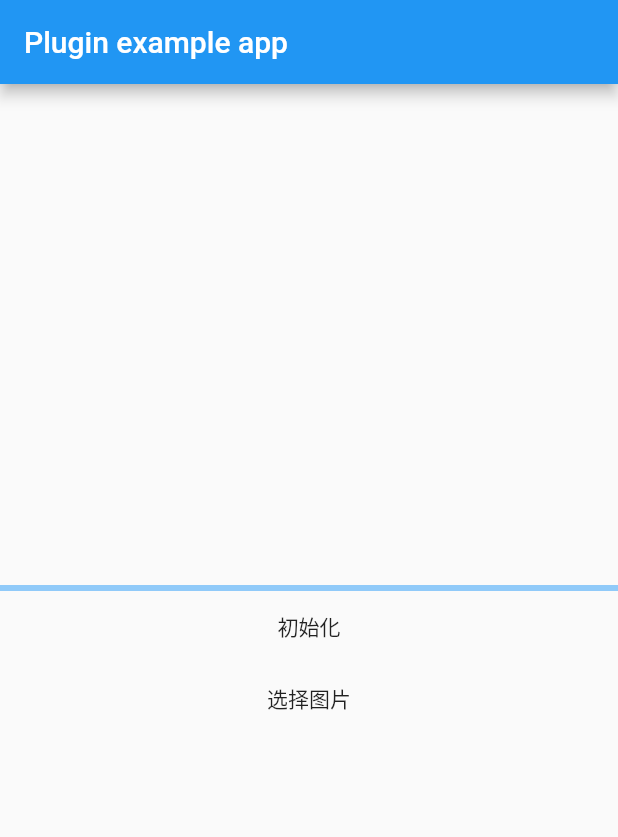
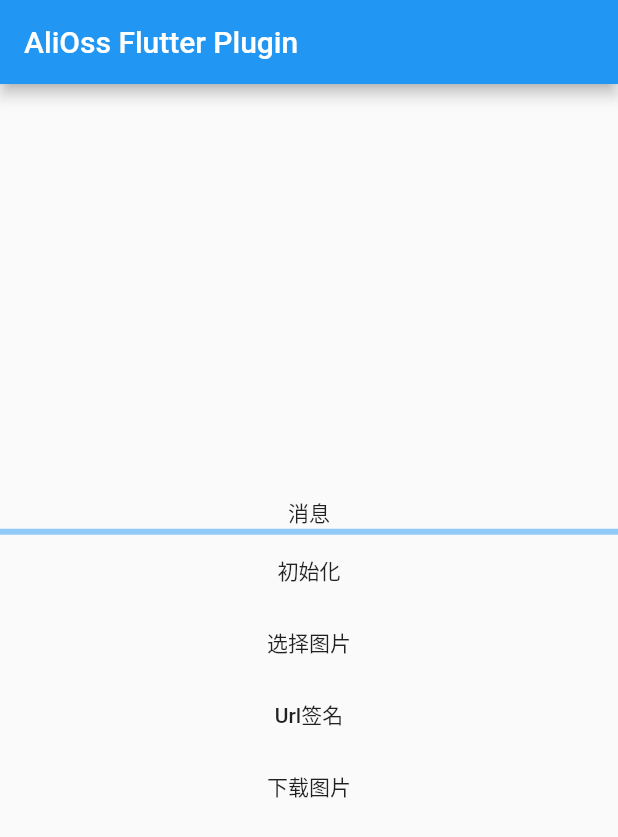
Before and after one commit to jlcool/aliossflutter, a Flutter app: the screen it shows after launch, on a phone screen of 412 x 824 dp. Shown: the top 837 px of the screen. Run offline on Flutter 3.47's test engine with Material 2 defaults, Android fonts, the phone set to English and light mode, and no system bars; our stand-ins replace image_picker.

```diff
--- a/example/lib/main.dart
+++ b/example/lib/main.dart
@@ -1,7 +1,9 @@
+import 'package:aliossflutter_example/config.dart';
 import 'package:flutter/material.dart';
-
-import 'package:aliossflutter/aliossflutter.dart' as alioss;
+import 'dart:io';
+import 'package:aliossflutter/aliossflutter.dart'   ;
 import 'package:image_picker/image_picker.dart';
+import 'package:path_provider/path_provider.dart';
 
 void main() => runApp(MyApp());
 
@@ -11,31 +13,75 @@ class MyApp extends StatefulWidget {
 }
 
 class _MyAppState extends State<MyApp> {
-
+  String _msg="消息";
   double _progress=0;
+  AliOSSFlutter alioss=AliOSSFlutter();
+  String _path="";
   @override
   void initState() {
     super.initState();
-    //初始化
+
     alioss.responseFromProgress.listen((data){
-//      print("_progress:"+data.currentSize.toString());
+      print("_progress:"+data.getProgress().toString());
       setState(() {
        _progress=data.getProgress();
       });
     });
+    alioss.responseFromInit.listen((data){
+      if(data) {
+        setState(() {
+          _msg="初始化成功";
+        });
+      }else{
+        _msg="初始化失败";
+      }
+    });
+    alioss.responseFromSign.listen((data){
+      if(data.success) {
+        setState(() {
+          _msg="url 签名 ："+data.url;
+        });
+      }else{
+        _msg="url 签名失败";
+      }
+    });
+    alioss.responseFromUpload.listen((data) {
+      if(data.success) {
+        setState(() {
+          _msg="上传成功 key:"+data.key;
+        });
+      }else{
+        _msg="上传失败";
+      }
+    });
+    alioss.responseFromDownload.listen((data) {
+      if(data.success) {
+        setState(() {
+          _path=data.path;
+          _msg="下载成功："+_path;
+        });
+      }else{
+        _msg="下载失败";
+      }
+    });
   }
   void _init() async{
-    alioss.init("sts url", "http://oss-cn-hangzhou.aliyuncs.com");
+    //初始化
+    alioss.init(Config.stsserver,Config.endpoint,cryptkey: Config.cryptkey);
   }
 void _uploadPic() async{
     var file = await ImagePicker.pickImage(source: ImageSource.gallery);
     if (file == null) {
       return;
     }
-    alioss.upload("jiyi1", file.path, "aaaaa."+file.path.split('.').last).then((data){
-//  Map返回值    {result: success, requestid: 5C07D06796CC8636720111EE, tag: ACB1D6EA048F7039974D5B82DE9FDB66}
-      print("update:"+data.toString());
-    });
+    alioss.upload(Config.bucket, file.path, Config.key);
+  }
+  void _sign() async{
+    alioss.signUrl(Config.bucket,Config.key,type:"1");
+  }
+  void _download() async{
+    Directory _cacheDir = await getTemporaryDirectory();
+    alioss.download(Config.bucket, Config.key,_cacheDir.path+"/"+Config.key);
   }
 
   @override
@@ -43,15 +89,17 @@ void _uploadPic() async{
     return MaterialApp(
       home: Scaffold(
         appBar: AppBar(
-          title: const Text('Plugin example app'),
+          title: const Text('AliOss Flutter Plugin'),
         ),
         body: Center(
           child: Column(
             mainAxisAlignment: MainAxisAlignment.center,
             children: <Widget>[
+              Text(_msg),
               LinearProgressIndicator(
                 value: _progress,
               ),
+
               MaterialButton(
                 onPressed: _init,
                 child: Text("初始化"),
@@ -59,6 +107,14 @@ void _uploadPic() async{
               MaterialButton(
                 onPressed: _uploadPic,
                 child: Text("选择图片"),
+              ),
+              MaterialButton(
+                onPressed: _sign,
+                child: Text("Url签名"),
+              ),
+              MaterialButton(
+                onPressed: _download,
+                child: Text("下载图片"),
               )
             ],
           ),
@@ -66,4 +122,5 @@ void _uploadPic() async{
       ),
     );
   }
+
 }
--- a/lib/response.dart
+++ b/lib/response.dart
@@ -1,12 +1,27 @@
 class ProgressResponse {
-   final double currentSize  ;
-   final double totalSize;
+  final double currentSize;
 
-  ProgressResponse({this.currentSize,this.totalSize});
+  final double totalSize;
+
+  ProgressResponse({this.currentSize, this.totalSize});
 
   double getProgress() {
     // TODO: implement toString
-    return  currentSize/totalSize;
+    return currentSize / totalSize;
   }
-
 }
+class SignResponse {
+  bool success;
+  String url;
+  SignResponse({this.success, this.url});
+}
+class UploadResponse {
+    bool success;
+    String key;
+  UploadResponse({this.success, this.key});
+}
+class DownloadResponse {
+    bool success;
+    String path;
+  DownloadResponse({this.success, this.path});
+}
--- a/pubspec.yaml
+++ b/pubspec.yaml
@@ -8,6 +8,7 @@ environment:
   sdk: ">=2.0.0-dev.68.0 <3.0.0"
 
 dependencies:
+  uuid: ^1.0.3
   flutter:
     sdk: flutter
 
```
Also changed, not shown: lib/aliossflutter.dart (+90 -15 lines), example/pubspec.yaml (line endings or trailing spaces), pubspec.lock, 2 other files.
